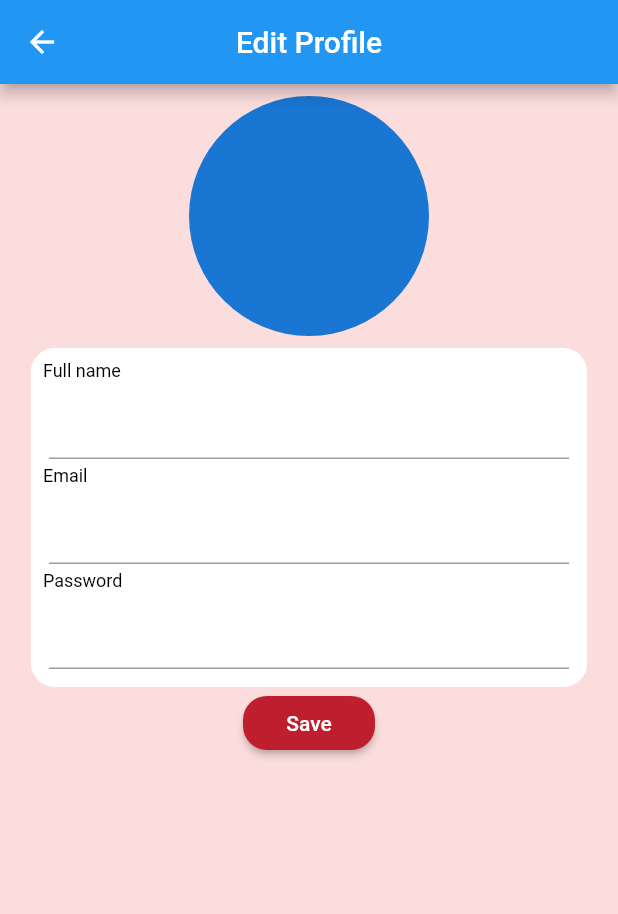
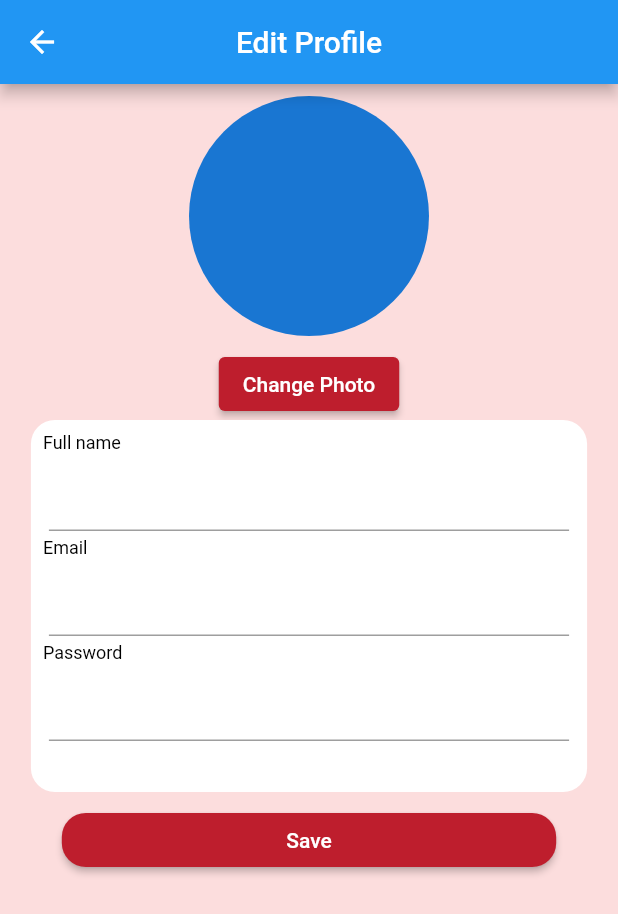
Before and after one commit to kwe-k-u/software_engineering_staff, a Flutter app: the screen it shows once a user with an empty profile is signed in, item 4 of the bottom bar chosen, after a tap on "Edit Profile", on a phone screen of 412 x 824 dp. Shown: the top 914 px of the screen. Run offline on Flutter 3.47's test engine with Material 2 defaults, Android fonts, the phone set to English and light mode, and no system bars; our stand-ins replace firebase_auth, firebase_core, flutter_dotenv; accounts and stored records are empty; network calls fail.

Commit message:
Added receipt and edit profile page

```diff
--- a/lib/edit_profile_page/edit_profile_page.dart
+++ b/lib/edit_profile_page/edit_profile_page.dart
@@ -1,8 +1,11 @@
+import 'package:firebase_auth/firebase_auth.dart';
 import 'package:flutter/material.dart';
+import 'package:software_engineering/models/app_state.dart';
 import 'package:software_engineering/utils/constants.dart';
 import 'package:software_engineering/widgets/custom_button.dart';
 import 'package:software_engineering/widgets/custom_text_field.dart';
 import 'package:software_engineering/widgets/input_section.dart';
+import 'package:provider/provider.dart';
 
 class EditProfilePage extends StatefulWidget {
   final String name;
@@ -20,7 +23,8 @@ class _EditProfilePageState extends State<EditProfilePage> {
   TextEditingController name = TextEditingController();
   TextEditingController email = TextEditingController();
   TextEditingController password = TextEditingController();
-
+  TextEditingController cPassword = TextEditingController();
+//todo password validation
   @override
   void initState() {
     super.initState();
@@ -28,6 +32,9 @@ class _EditProfilePageState extends State<EditProfilePage> {
     email.text = widget.email;
   }
 
+  void changeImage() {
+
+  }
 
   @override
   Widget build(BuildContext context) {
@@ -39,23 +46,36 @@ class _EditProfilePageState extends State<EditProfilePage> {
         title: Text("Edit Profile"),
         centerTitle: true,
       ),
-        body: Column(
+        body: SingleChildScrollView(
+          child: Column(
             children: [
 
-            Padding(
+              InkWell(
+                onTap: changeImage,
+                child: Padding(
                   padding: const EdgeInsets.all(8.0),
                   child: CircleAvatar(
                     minRadius: 80,
                   ),
                 ),
+              ),
+
+              ElevatedButton(
+                  onPressed: changeImage,
+                  style: ButtonStyle(
+                    backgroundColor: MaterialStateProperty.all<Color>(ashesiRed)
+                  ),
+                  child: Text("Change Photo")
+              ),
 
               SizedBox(
                 width: size.width * 0.9,
                 child: InputSection(
-                labels: const [
+                  labels:  [
                     "Full name",
                     "Email",
-                  "Password"
+                    "Password",
+                    password.text.isEmpty ? "" : "Confirm Password"
                   ],
                     inputs: [
                       CustomTextField(
@@ -68,14 +88,56 @@ class _EditProfilePageState extends State<EditProfilePage> {
                         controller: password,
                         obscureText: true,
                       ),
+
+                      CustomTextField(
+                        controller: cPassword,
+                        obscureText: true,
+                        visibility: password.text.isNotEmpty,
+                      ),
+
+
                     ]
                 ),
               ),
 
-            CustomButton(text: "Save", onPressed: (){
-
-            })
+              Padding(
+                padding: const EdgeInsets.all(8.0),
+                child: CustomButton(
+                    text: "Save",
+                    width: size.width * 0.8,
+                    onPressed: (){
+                    showDialog(
+                        context: context, builder:
+                        (context)=> AlertDialog(
+                          content: const Text("Are you sure you want to update your profile with these changes?",),
+                          actions: [
+                            TextButton(
+                                onPressed: (){
+                                  Navigator.pop(context);
+                                },
+                                child: const Text("No", style: TextStyle(
+                              color: Colors.red
+                            ),)),
+                            TextButton(
+                                onPressed: ()async {
+                                  Navigator.pop(context);
+                                  FirebaseAuth auth = context.read<AppState>().auth!;
+                                  await Future.wait([
+                                    // auth.currentUser!.updateDisplayName(name.text),
+                                    // auth.currentUser!.updateEmail(email.text),
+                                    // auth.currentUser!.updatePassword(password.text)
+                                  ]);
+                                Navigator.pop(context);
+                                },
+                                child: const Text("Yes, change profile")
+                            )
                           ],
+                        )
+                    );
+                    }),
+              )
+            ],
+          ),
         )
     );
   }
--- a/lib/main.dart
+++ b/lib/main.dart
@@ -54,7 +54,7 @@ class _MyAppState extends State<MyApp> {
   @override
   Widget build(BuildContext context) {
     return MaterialApp(
-      title: 'Flutter Demo',
+      title: 'Vroom',
       debugShowCheckedModeBanner: false,
       theme: ThemeData(
         // primarySwatch: MaterialColor(ashesiRed.value, {}),
--- a/lib/screens/page_control/page_control.dart
+++ b/lib/screens/page_control/page_control.dart
@@ -44,7 +44,7 @@ class _PageControlState extends State<PageControl> with SingleTickerProviderStat
               controller: controller,
               onTap: (index){
                 if (index==3){Navigator.push(context,
-                    MaterialPageRoute(builder: (context)=> SettingsScreen()
+                    MaterialPageRoute(builder: (context)=> const SettingsScreen()
                     )
                 );
                   controller.animateTo(controller.previousIndex);
@@ -52,13 +52,13 @@ class _PageControlState extends State<PageControl> with SingleTickerProviderStat
                   controller.animateTo(index);
                 }
               },
-              physics: NeverScrollableScrollPhysics(),
+              physics: const NeverScrollableScrollPhysics(),
               labelColor: ashesiRed,
               unselectedLabelColor: Colors.black,
               indicatorSize: TabBarIndicatorSize.tab,
-              indicatorPadding: EdgeInsets.all(5.0),
+              indicatorPadding: const EdgeInsets.all(5.0),
               indicatorColor: Colors.transparent,
-              tabs: [
+              tabs: const [
                 Tab(icon: Icon(Icons.home), text: "Home",),
                 Tab(icon: Icon(Icons.history), text: "History",),
                 Tab(icon: Icon(Icons.notifications_outlined), text: "Notifications",),
--- a/lib/widgets/custom_text_field.dart
+++ b/lib/widgets/custom_text_field.dart
@@ -6,11 +6,13 @@ class CustomTextField extends StatefulWidget {
   final IconData? icon;
   final TextEditingController controller;
   final bool obscureText;
+  bool visibility;
 
-  const CustomTextField({
+  CustomTextField({
     Key? key,
     required this.controller,
     this.icon,
+    this.visibility = true,
     this.obscureText = true,
     this.hintText
   }) : super(key: key);
@@ -24,6 +26,8 @@ class _CustomTextFieldState extends State<CustomTextField> {
   Widget build(BuildContext context) {
     return Padding(
       padding: const EdgeInsets.all(4.0),
+      child: Visibility(
+        visible: widget.visibility,
         child: TextField(
           obscureText: widget.obscureText,
           controller: widget.controller,
@@ -32,6 +36,7 @@ class _CustomTextFieldState extends State<CustomTextField> {
               hintText: widget.hintText
           ),
         ),
+      ),
     );
   }
 }
```
Also changed, not shown: lib/screens/ticket_history/ticket_history.dart (+11 -1 lines), assets/ashesi_logo_white.png (added). Lines whose indentation alone changed are shown as unchanged.
